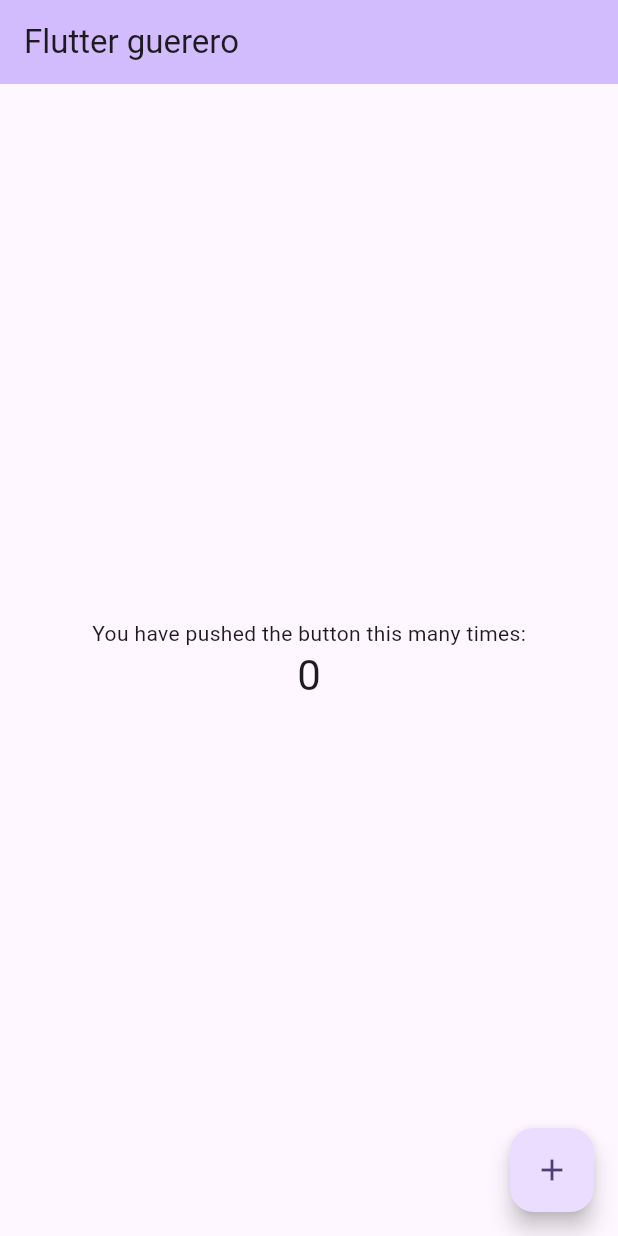
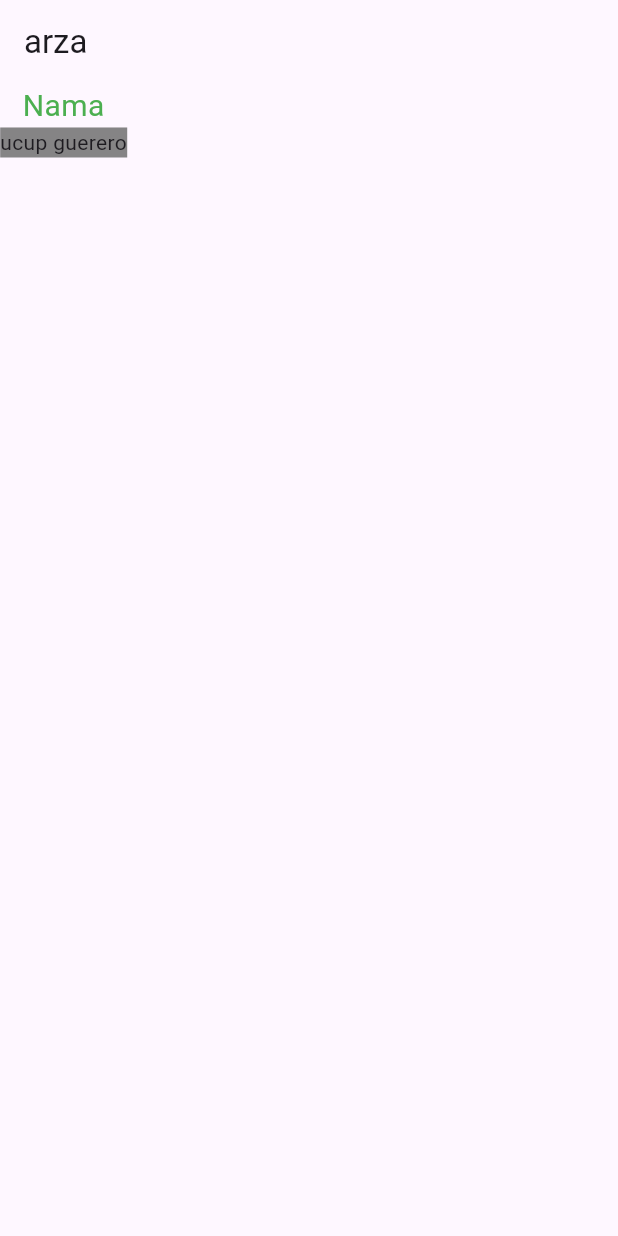
Before and after one commit to kenzie324/FLUTTER-PROFILE-CARD, a Flutter app: the screen it shows after launch, on a phone screen of 412 x 824 dp. Run offline on Flutter 3.47's test engine with Material 3 defaults, Android fonts, the phone set to English and light mode, and no system bars.

Commit message:
belajar widget text

```diff
--- a/lib/main.dart
+++ b/lib/main.dart
@@ -1,123 +1,6 @@
 import 'package:flutter/material.dart';
+import 'package:flutter_application_1/profile.dart';
 
 void main() {
-  runApp(const MyApp());
+  runApp(ProfileCard());
 }
-
-class MyApp extends StatelessWidget {
-  const MyApp({super.key});
-
-  // This widget is the root of your application.
-  @override
-  Widget build(BuildContext context) {
-    return MaterialApp(
-      title: 'Flutter Demo',
-      theme: ThemeData(
-        // This is the theme of your application.
-        //
-        // TRY THIS: Try running your application with "flutter run". You'll see
-        // the application has a purple toolbar. Then, without quitting the app,
-        // try changing the seedColor in the colorScheme below to Colors.green
-        // and then invoke "hot reload" (save your changes or press the "hot
-        // reload" button in a Flutter-supported IDE, or press "r" if you used
-        // the command line to start the app).
-        //
-        // Notice that the counter didn't reset back to zero; the application
-        // state is not lost during the reload. To reset the state, use hot
-        // restart instead.
-        //
-        // This works for code too, not just values: Most code changes can be
-        // tested with just a hot reload.
-        colorScheme: ColorScheme.fromSeed(seedColor: Colors.deepPurple),
-      ),
-      home: const MyHomePage(title: 'Flutter guerero'),
-      debugShowCheckedModeBanner: false,
-    );
-  }
-}
-
-class MyHomePage extends StatefulWidget {
-  const MyHomePage({super.key, required this.title});
-
-  // This widget is the home page of your application. It is stateful, meaning
-  // that it has a State object (defined below) that contains fields that affect
-  // how it looks.
-
-  // This class is the configuration for the state. It holds the values (in this
-  // case the title) provided by the parent (in this case the App widget) and
-  // used by the build method of the State. Fields in a Widget subclass are
-  // always marked "final".
-
-  final String title;
-
-  @override
-  State<MyHomePage> createState() => _MyHomePageState();
-}
-
-class _MyHomePageState extends State<MyHomePage> {
-  int _counter = 0;
-
-  void _incrementCounter() {
-    setState(() {
-      // This call to setState tells the Flutter framework that something has
-      // changed in this State, which causes it to rerun the build method below
-      // so that the display can reflect the updated values. If we changed
-      // _counter without calling setState(), then the build method would not be
-      // called again, and so nothing would appear to happen.
-      _counter++;
-    });
-  }
-
-  @override
-  Widget build(BuildContext context) {
-    // This method is rerun every time setState is called, for instance as done
-    // by the _incrementCounter method above.
-    //
-    // The Flutter framework has been optimized to make rerunning build methods
-    // fast, so that you can just rebuild anything that needs updating rather
-    // than having to individually change instances of widgets.
-    return Scaffold(
-      appBar: AppBar(
-        // TRY THIS: Try changing the color here to a specific color (to
-        // Colors.amber, perhaps?) and trigger a hot reload to see the AppBar
-        // change color while the other colors stay the same.
-        backgroundColor: Theme.of(context).colorScheme.inversePrimary,
-        // Here we take the value from the MyHomePage object that was created by
-        // the App.build method, and use it to set our appbar title.
-        title: Text(widget.title),
-      ),
-      body: Center(
-        // Center is a layout widget. It takes a single child and positions it
-        // in the middle of the parent.
-        child: Column(
-          // Column is also a layout widget. It takes a list of children and
-          // arranges them vertically. By default, it sizes itself to fit its
-          // children horizontally, and tries to be as tall as its parent.
-          //
-          // Column has various properties to control how it sizes itself and
-          // how it positions its children. Here we use mainAxisAlignment to
-          // center the children vertically; the main axis here is the vertical
-          // axis because Columns are vertical (the cross axis would be
-          // horizontal).
-          //
-          // TRY THIS: Invoke "debug painting" (choose the "Toggle Debug Paint"
-          // action in the IDE, or press "p" in the console), to see the
-          // wireframe for each widget.
-          mainAxisAlignment: MainAxisAlignment.center,
-          children: <Widget>[
-            const Text('You have pushed the button this many times:'),
-            Text(
-              '$_counter',
-              style: Theme.of(context).textTheme.headlineMedium,
-            ),
-          ],
-        ),
-      ),
-      floatingActionButton: FloatingActionButton(
-        onPressed: _incrementCounter,
-        tooltip: 'Increment',
-        child: const Icon(Icons.add),
-      ), // This trailing comma makes auto-formatting nicer for build methods.
-    );
-  }
-}
--- /dev/null
+++ b/lib/profile.dart
@@ -0,0 +1,43 @@
+import 'package:flutter/material.dart';
+
+class ProfileCard extends StatelessWidget {
+  const ProfileCard({super.key});
+
+  @override
+  Widget build(BuildContext context) {
+    return MaterialApp(
+      home: Scaffold(
+        appBar: AppBar(
+          title: Text('arza'),
+        ),
+        body: Column(
+          //mainAxisAlignment: MainAxisAlignment.center,
+          //crossAxisAlignment: CrossAxisAlignment.center,
+          children: <Widget>[
+            Container(
+              child: Text(
+                'Nama',
+                style: TextStyle(
+                  color: Colors.green,
+                  fontSize: 20.0,
+                ),
+              ),
+            ),
+            Text(
+              'ucup guerero',
+              style: TextStyle(
+                backgroundColor: Color.fromARGB(
+                  200,
+                  100,
+                  100,
+                  100),
+              ),
+            ),
+
+          ],
+        ),
+      ),
+      debugShowCheckedModeBanner: false,
+    );
+  }
+}
```
